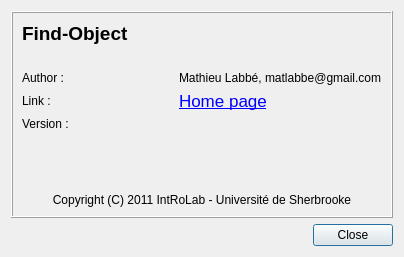
introlab/find-object, file src/ui/aboutDialog.ui: the form before one commit.
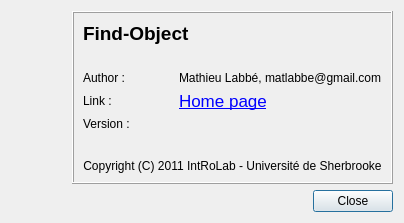
The form after the commit. Icons and pictures are not drawn.

```diff
--- a/src/ui/aboutDialog.ui
+++ b/src/ui/aboutDialog.ui
@@ -7,7 +7,7 @@
     <x>0</x>
     <y>0</y>
     <width>404</width>
-    <height>257</height>
+    <height>223</height>
    </rect>
   </property>
   <property name="sizePolicy">
@@ -21,6 +21,27 @@
   </property>
   <layout class="QVBoxLayout" name="verticalLayout">
    <item>
+    <layout class="QHBoxLayout" name="horizontalLayout">
+     <item>
+      <widget class="QLabel" name="label_7">
+       <property name="maximumSize">
+        <size>
+         <width>100</width>
+         <height>100</height>
+        </size>
+       </property>
+       <property name="text">
+        <string/>
+       </property>
+       <property name="pixmap">
+        <pixmap resource="../resources.qrc">:/images/resources/Find-Object.png</pixmap>
+       </property>
+       <property name="scaledContents">
+        <bool>true</bool>
+       </property>
+      </widget>
+     </item>
+     <item>
     <widget class="QFrame" name="frame">
      <property name="frameShape">
       <enum>QFrame::Box</enum>
@@ -157,6 +178,8 @@
      </layout>
     </widget>
    </item>
+    </layout>
+   </item>
    <item>
     <widget class="QDialogButtonBox" name="buttonBox">
      <property name="orientation">
```
Left out of the diff: 4 changed lines with no effect on the pictures. Lines whose indentation alone changed are shown as unchanged.
